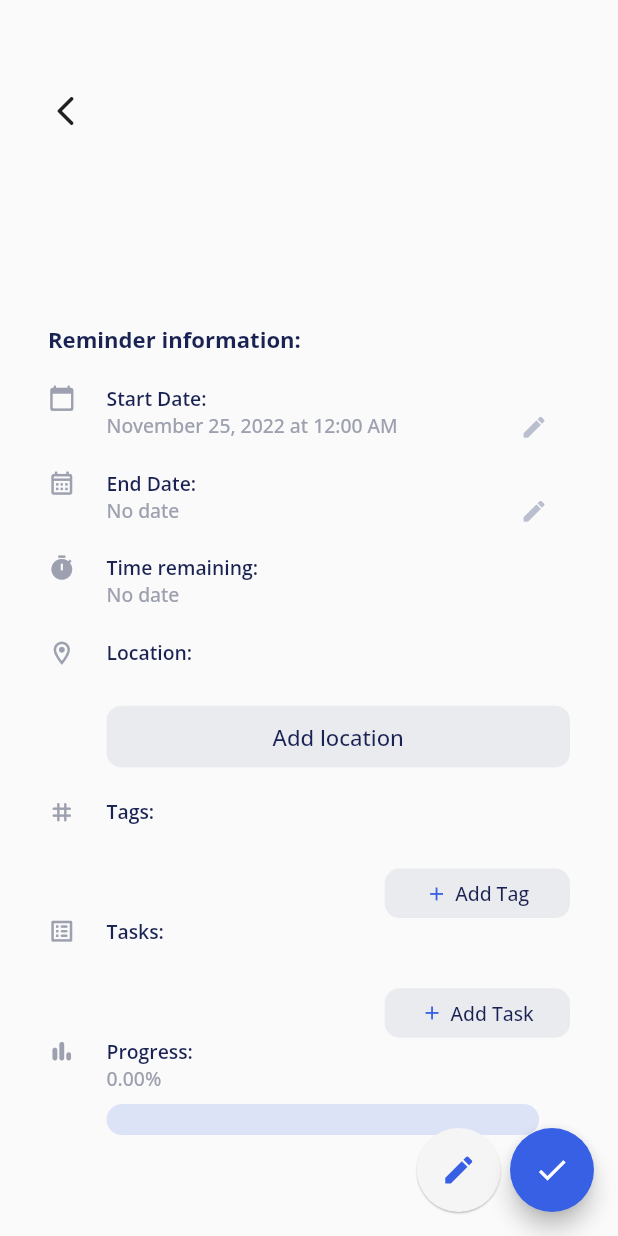
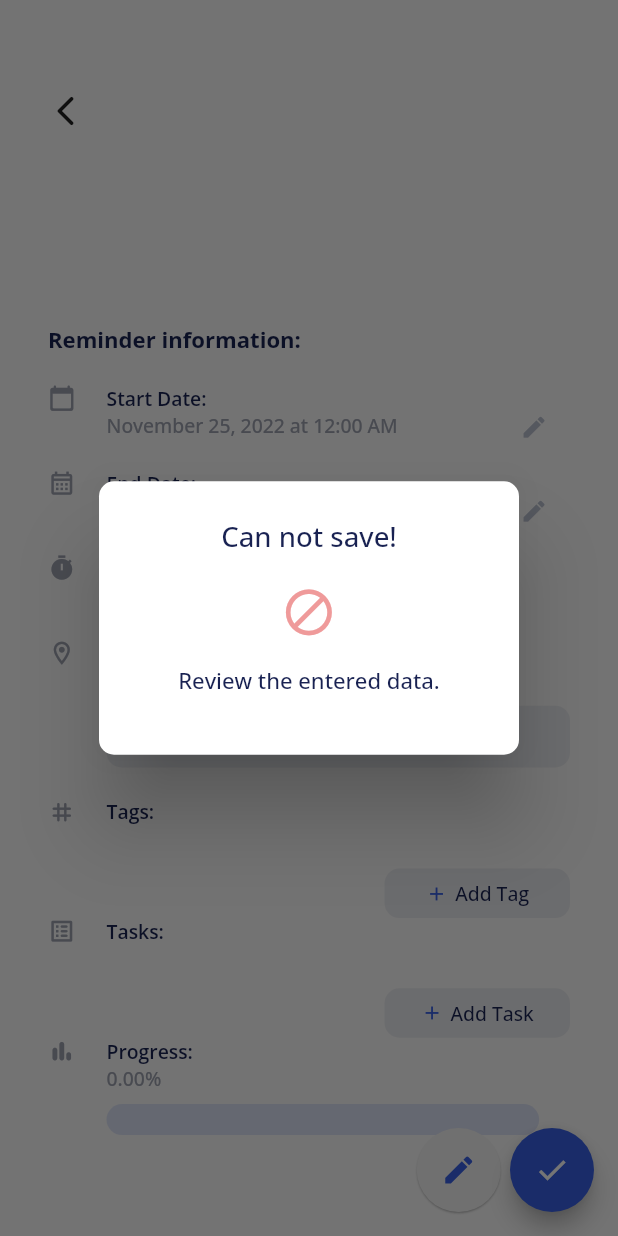
Before and after one commit to TecMasters420/flutter_schedule_app, a Flutter app: the ReminderDetailsPage screen opened directly, after a tap on the "mode" icon, after a tap on the "check" icon, on a phone screen of 412 x 824 dp. Run offline on Flutter 3.47's test engine with Material 2 defaults, Android fonts, the phone set to English and light mode, and no system bars; our stand-ins replace cloud_firestore, firebase_auth, firebase_core, firebase_messaging, flutter_dotenv, flutter_local_notifications and 6 more; accounts and stored records are empty.

Commit message:
Splash alerts in reminders page

```diff
--- a/lib/screens/reminder_details_page/reminders_details_page.dart
+++ b/lib/screens/reminder_details_page/reminders_details_page.dart
@@ -12,6 +12,7 @@ import '../../services/reminder_service.dart';
 import '../../utils/responsive_util.dart';
 import '../../widgets/custom_alert_dialog.dart';
 import '../../widgets/custom_button.dart';
+import '../../widgets/custom_circular_progress.dart';
 import '../../widgets/custom_date_time_picker.dart';
 import '../../widgets/custom_form_field.dart';
 import '../../widgets/map_preview.dart';
@@ -149,13 +150,50 @@ class _ReminderDetailsPageState extends State<ReminderDetailsPage> {
             onPressed: () async {
               final idIsEmpty = widget.reminder!.uid.isEmpty;
               if (service.isValidToUpload(widget.reminder!)) {
+                CustomAlertDialog(
+                  resp: resp,
+                  dismissible: false,
+                  context: context,
+                  onAcceptCallback: () {},
+                  showButtons: false,
+                  title: 'Adding reminder...',
+                  customBody: Column(
+                    mainAxisSize: MainAxisSize.min,
+                    children: [
+                      const CustomCircularProgress(color: accent),
+                      SizedBox(height: resp.hp(2)),
+                      Text('Wait a bit while it saves',
+                          style: TextStyles.w500(resp.sp16))
+                    ],
+                  ),
+                );
                 await (idIsEmpty
                         ? service.create(widget.reminder!.toMap())
                         : service.update(widget.reminder!.toMap()))
                     .whenComplete(
                   () {
                     Navigator.pop(context);
+                    Navigator.pop(context);
                   },
+                );
+              } else {
+                CustomAlertDialog(
+                  resp: resp,
+                  dismissible: true,
+                  context: context,
+                  onAcceptCallback: () {},
+                  showButtons: false,
+                  title: 'Can not save!',
+                  customBody: Column(
+                    mainAxisSize: MainAxisSize.min,
+                    children: [
+                      Icon(Icons.block_rounded,
+                          color: Colors.red[200], size: resp.sp40),
+                      SizedBox(height: resp.hp(2)),
+                      Text('Review the entered data.',
+                          style: TextStyles.w500(resp.sp16))
+                    ],
+                  ),
                 );
               }
             },
```
